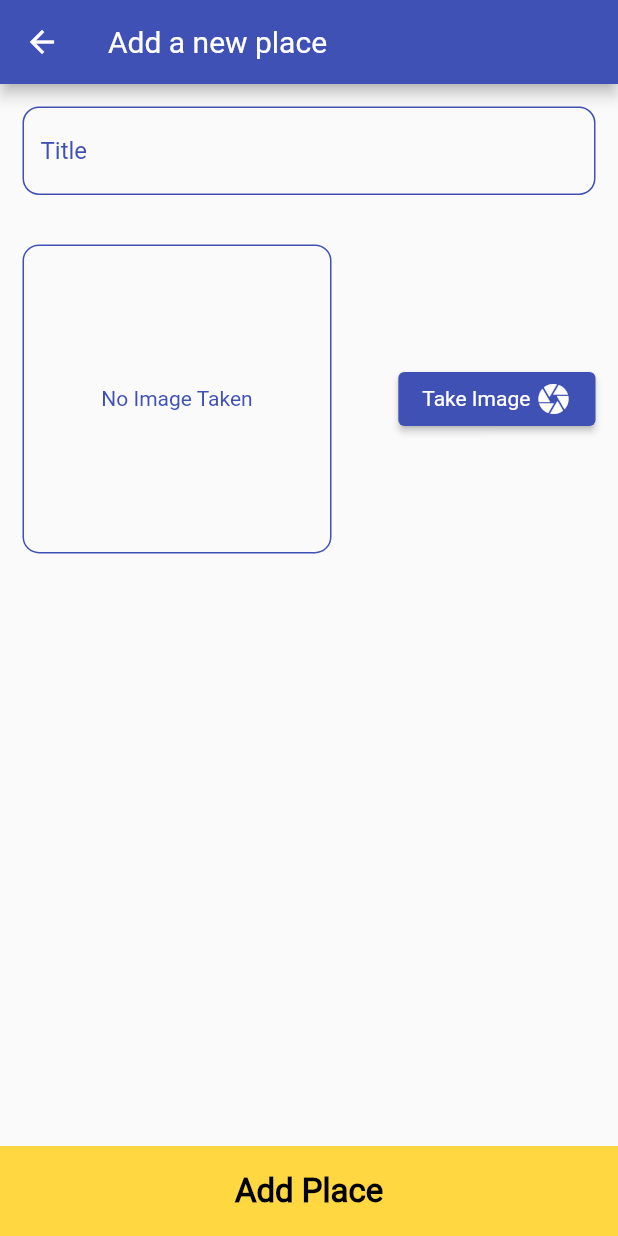
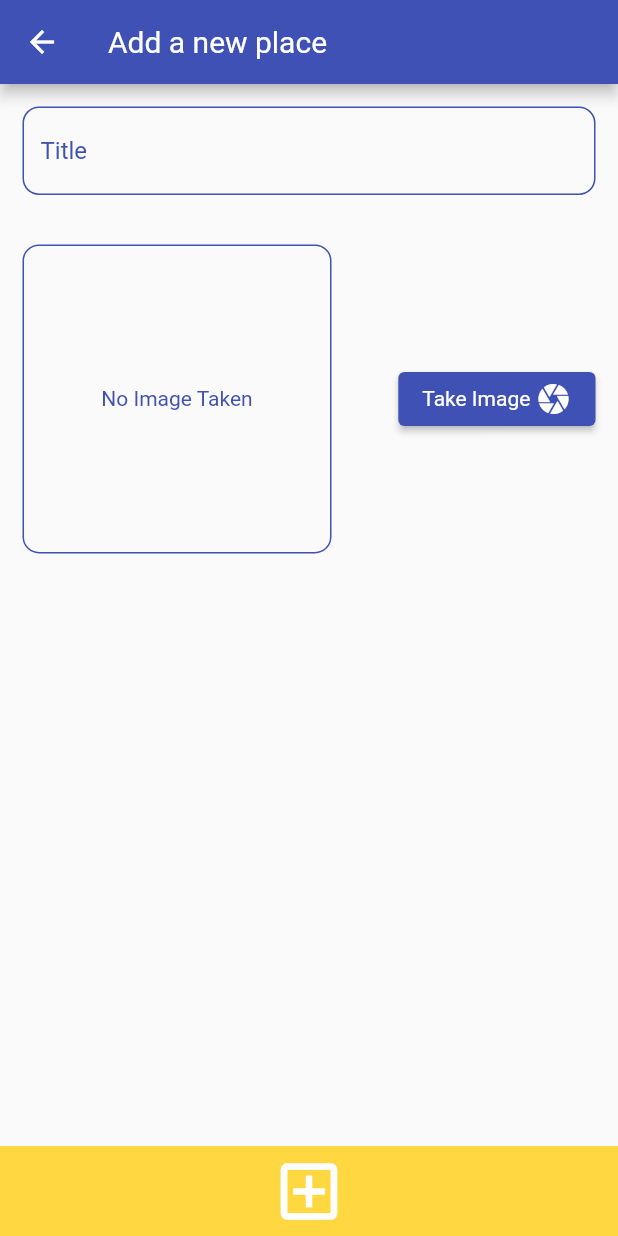
Before and after one commit to YosophAhmed/GreatPlaces, a Flutter app: the AddPlaceScreen screen opened by its route, on a phone screen of 412 x 824 dp. Run offline on Flutter 3.47's test engine with Material 2 defaults, Android fonts, the phone set to English and light mode, and no system bars; our stand-ins replace image_picker, sizer, sqflite; accounts and stored records are empty.

Commit message:
Editing Color and Icon

```diff
--- a/lib/widgets/custom_button.dart
+++ b/lib/widgets/custom_button.dart
@@ -1,5 +1,4 @@
 import 'package:flutter/material.dart';
-import 'package:sizer/sizer.dart';
 
 class CustomButton extends StatelessWidget {
   final String label;
@@ -31,13 +30,10 @@ class CustomButton extends StatelessWidget {
           // borderRadius: BorderRadius.circular(8.sp),
         ),
         alignment: Alignment.center,
-        child: Text(
-          label,
-          style: TextStyle(
-            fontSize: 16.sp,
-            fontWeight: FontWeight.bold,
-            color: Colors.black,
-          ),
+        child: const Icon(
+          Icons.add_box_outlined,
+          size: 50,
+          color: Colors.white,
         ),
       ),
     );
```
